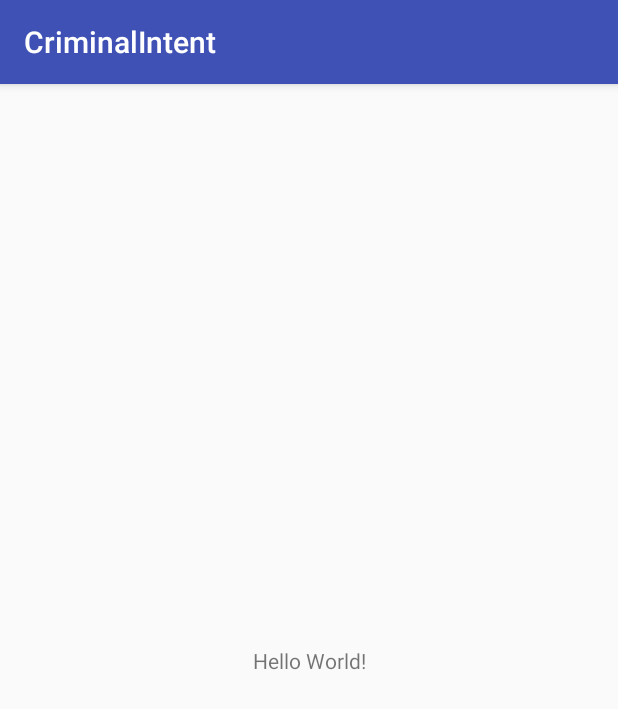
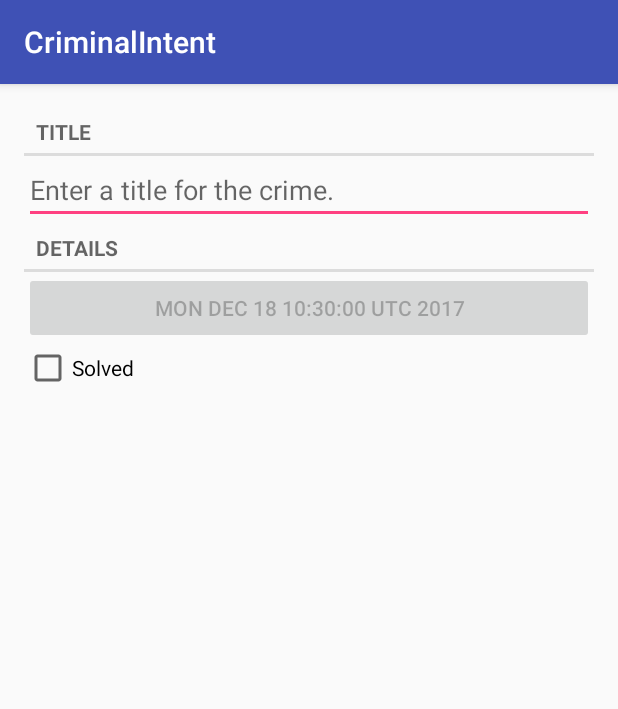
Before and after one commit to ChepizhkoRuslan/CriminalIntent, an Android app: the screen it shows after launch (CrimeActivity), on a phone screen of 412 x 824 dp. Shown: the top 709 px of the screen. Run offline under Robolectric (Android 15) with nearby library versions, the phone set to English and light mode, and no system bars.

Commit message:
add class CrimeFragment

```diff
--- a/app/src/main/java/com/chepizhko/criminalintent/CrimeActivity.java
+++ b/app/src/main/java/com/chepizhko/criminalintent/CrimeActivity.java
@@ -1,7 +1,9 @@
 package com.chepizhko.criminalintent;
 
+import android.os.Bundle;
+import android.support.v4.app.Fragment;
+import android.support.v4.app.FragmentManager;
 import android.support.v7.app.AppCompatActivity;
-import android.os.Bundle;
 
 public class CrimeActivity extends AppCompatActivity {
 
@@ -10,5 +12,17 @@ public class CrimeActivity extends AppCompatActivity {
         super.onCreate(savedInstanceState);
         setContentView(R.layout.activity_crime);
 
+        FragmentManager fm = getSupportFragmentManager();
+
+        Fragment fragment = fm.findFragmentById(R.id.fragment_container);
+
+        if (fragment == null) {
+            fragment = new CrimeFragment();
+            fm.beginTransaction()
+                    .add(R.id.fragment_container, fragment)
+                    .commit();
+        }
+
     }
+
 }
--- /dev/null
+++ b/app/src/main/java/com/chepizhko/criminalintent/CrimeFragment.java
@@ -0,0 +1,62 @@
+package com.chepizhko.criminalintent;
+
+import android.os.Bundle;
+import android.support.annotation.Nullable;
+import android.support.v4.app.Fragment;
+import android.text.Editable;
+import android.text.TextWatcher;
+import android.view.LayoutInflater;
+import android.view.View;
+import android.view.ViewGroup;
+import android.widget.Button;
+import android.widget.CheckBox;
+import android.widget.CompoundButton;
+import android.widget.EditText;
+import static android.widget.CompoundButton.*;
+
+public class CrimeFragment extends Fragment{
+    private Crime mCrime;
+    private EditText mTitleField;
+    private Button mDateButton;
+    private CheckBox mSolvedCheckBox;
+
+    @Override
+    public void onCreate(@Nullable Bundle savedInstanceState) {
+        super.onCreate(savedInstanceState);
+        mCrime = new Crime();
+    }
+    @Override
+    public View onCreateView(LayoutInflater inflater, ViewGroup container,
+                             Bundle savedInstanceState) {
+        View v = inflater.inflate(R.layout.fragment_crime, container, false);
+        mTitleField = (EditText) v.findViewById(R.id.crime_title);
+        mTitleField.addTextChangedListener(new TextWatcher() {
+            @Override
+            public void beforeTextChanged (CharSequence s, int start, int count, int after) {
+                // Здесь намеренно оставлено пустое место
+            }
+            @Override
+            public void onTextChanged (CharSequence s, int start, int before, int count) {
+                mCrime.setTitle(s.toString());
+            }
+            @Override
+            public void afterTextChanged(Editable s) {
+                // И здесь тоже
+            }
+        });
+
+        mDateButton = (Button) v.findViewById(R.id.crime_date);
+        mDateButton.setText(mCrime.getDate().toString());
+        mDateButton.setEnabled(false);
+
+        mSolvedCheckBox = (CheckBox)v.findViewById(R.id.crime_solved);
+        mSolvedCheckBox.setOnCheckedChangeListener(new OnCheckedChangeListener() {
+            @Override
+            public void onCheckedChanged(CompoundButton buttonView,boolean isChecked) {
+                mCrime.setSolved(isChecked);
+            }
+        });
+
+        return v;
+    }
+}
--- a/app/src/main/res/layout/activity_crime.xml
+++ b/app/src/main/res/layout/activity_crime.xml
@@ -1,19 +1,6 @@
 <?xml version="1.0" encoding="utf-8"?>
-<android.support.constraint.ConstraintLayout
+<FrameLayout
     xmlns:android="http://schemas.android.com/apk/res/android"
-    xmlns:app="http://schemas.android.com/apk/res-auto"
-    xmlns:tools="http://schemas.android.com/tools"
+    android:id="@+id/fragment_container"
     android:layout_width="match_parent"
-    android:layout_height="match_parent"
-    tools:context="com.chepizhko.criminalintent.CrimeActivity">
-
-    <TextView
-        android:layout_width="wrap_content"
-        android:layout_height="wrap_content"
-        android:text="Hello World!"
-        app:layout_constraintBottom_toBottomOf="parent"
-        app:layout_constraintLeft_toLeftOf="parent"
-        app:layout_constraintRight_toRightOf="parent"
-        app:layout_constraintTop_toTopOf="parent"/>
-
-</android.support.constraint.ConstraintLayout>
+    android:layout_height="match_parent" />
--- /dev/null
+++ b/app/src/main/res/layout/fragment_crime.xml
@@ -0,0 +1,32 @@
+<?xml version="1.0" encoding="utf-8"?>
+<LinearLayout xmlns:android="http://schemas.android.com/apk/res/android"
+              android:orientation="vertical"
+              android:layout_width="match_parent"
+              android:layout_height="match_parent"
+              android:layout_margin="16dp">
+    <TextView
+        style="?android:listSeparatorTextViewStyle"
+        android:layout_width="match_parent"
+        android:layout_height="wrap_content"
+        android:text="@string/crime_title_label"/>
+    <EditText
+        android:id="@+id/crime_title"
+        android:layout_width="match_parent"
+        android:layout_height="wrap_content"
+        android:hint="@string/crime_title_hint"/>
+    <TextView
+        style="?android:listSeparatorTextViewStyle"
+        android:layout_width="match_parent"
+        android:layout_height="wrap_content"
+        android:text="@string/crime_details_label"/>
+    <Button
+        android:id="@+id/crime_date"
+        android:layout_width="match_parent"
+        android:layout_height="wrap_content"/>
+    <CheckBox
+        android:id="@+id/crime_solved"
+        android:layout_width="match_parent"
+        android:layout_height="wrap_content"
+        android:text="@string/crime_solved_label"/>
+
+</LinearLayout>
--- a/app/src/main/res/values/strings.xml
+++ b/app/src/main/res/values/strings.xml
@@ -1,3 +1,7 @@
 <resources>
     <string name="app_name">CriminalIntent</string>
+    <string name="crime_title_hint">Enter a title for the crime.</string>
+    <string name="crime_title_label">Title</string>
+    <string name="crime_details_label">Details</string>
+    <string name="crime_solved_label">Solved</string>
 </resources>
```
